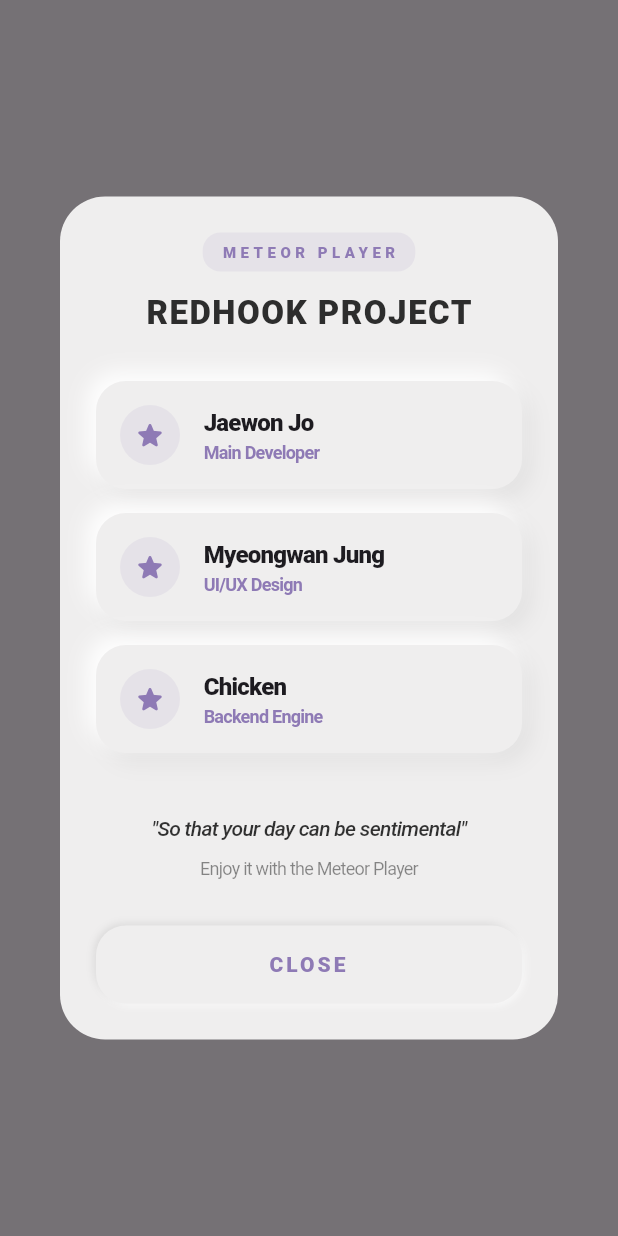
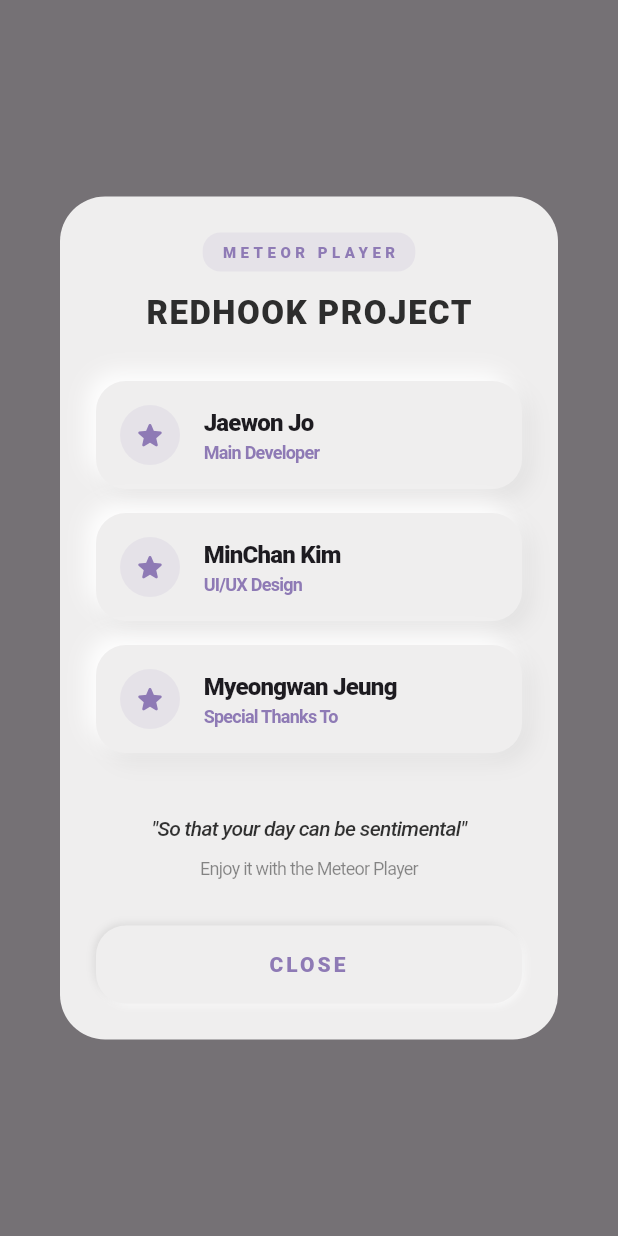
Before and after one commit to jjaez7/meteor_player, a Flutter app: what showCreatorDialog() shows on an empty page, opened directly, on a phone screen of 412 x 824 dp. Run offline on Flutter 3.47's test engine with Material 3 defaults, Android fonts, the light colour scheme and no system bars; our stand-ins replace audio_service, flutter_colorpicker, marquee, palette_generator, shared_preferences; missing offline and left inert: notification_listener_service; accounts and stored records are empty; Roboto replaces fonts that are missing (Pretendard).

```diff
--- a/lib/menu/dialog_creator.dart
+++ b/lib/menu/dialog_creator.dart
@@ -65,7 +65,7 @@ void showCreatorDialog(BuildContext context) {
                         const SizedBox(width: 12),
                         Expanded(
                           child: _buildCreatorCard(
-                            "Myeongwan Jung",
+                            "MinChan Kim",
                             "UI/UX Design",
                             accentColor,
                           ),
@@ -73,8 +73,8 @@ void showCreatorDialog(BuildContext context) {
                         const SizedBox(width: 12),
                         Expanded(
                           child: _buildCreatorCard(
-                            "Chicken",
-                            "Backend",
+                            "Myeongwan Jeung",
+                            "Special Thanks To",
                             accentColor,
                           ),
                         ),
@@ -89,14 +89,14 @@ void showCreatorDialog(BuildContext context) {
                         ),
                         const SizedBox(height: 16),
                         _buildCreatorRow(
-                          "Myeongwan Jung",
+                          "MinChan Kim",
                           "UI/UX Design",
                           accentColor,
                         ),
                         const SizedBox(height: 16),
                         _buildCreatorRow(
-                          "Chicken",
-                          "Backend Engine",
+                          "Myeongwan Jeung",
+                          "Special Thanks To",
                           accentColor,
                         ),
                       ],
```
Also changed, not shown: lib/widgets/vinyl_component.dart (+4 -6 lines), lib/logic/music_controller.dart (line endings or trailing spaces), 1 other file.
